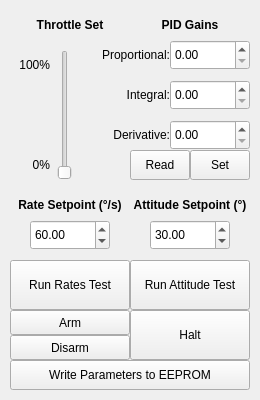
pryre/rqt_mc_tuner, file resource/MCTuner.ui: the form before one commit.
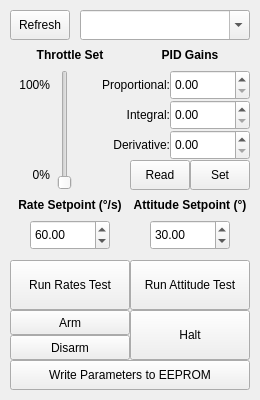
The form after the commit. Custom widgets are drawn as their Qt base class.

Patch:
```diff
--- a/resource/MCTuner.ui
+++ b/resource/MCTuner.ui
@@ -25,6 +25,37 @@
   <property name="windowTitle">
    <string>Multicopter Tuner</string>
   </property>
+  <widget class="ExtendedComboBox" name="combo_box_topic">
+   <property name="geometry">
+    <rect>
+     <x>80</x>
+     <y>10</y>
+     <width>170</width>
+     <height>30</height>
+    </rect>
+   </property>
+   <property name="sizePolicy">
+    <sizepolicy hsizetype="Expanding" vsizetype="Fixed">
+     <horstretch>1</horstretch>
+     <verstretch>0</verstretch>
+    </sizepolicy>
+   </property>
+   <property name="minimumSize">
+    <size>
+     <width>100</width>
+     <height>0</height>
+    </size>
+   </property>
+   <property name="toolTip">
+    <string>Topic name to publish on</string>
+   </property>
+   <property name="editable">
+    <bool>true</bool>
+   </property>
+   <property name="sizeAdjustPolicy">
+    <enum>QComboBox::AdjustToMinimumContentsLength</enum>
+   </property>
+  </widget>
   <widget class="QPushButton" name="button_run_test_rates">
    <property name="geometry">
     <rect>
@@ -55,7 +86,7 @@
    <property name="geometry">
     <rect>
      <x>190</x>
-     <y>150</y>
+     <y>160</y>
      <width>60</width>
      <height>30</height>
     </rect>
@@ -68,7 +99,7 @@
    <property name="geometry">
     <rect>
      <x>170</x>
-     <y>120</y>
+     <y>130</y>
      <width>80</width>
      <height>30</height>
     </rect>
@@ -78,7 +109,7 @@
    <property name="geometry">
     <rect>
      <x>170</x>
-     <y>80</y>
+     <y>100</y>
      <width>80</width>
      <height>30</height>
     </rect>
@@ -88,7 +119,7 @@
    <property name="geometry">
     <rect>
      <x>170</x>
-     <y>40</y>
+     <y>70</y>
      <width>80</width>
      <height>30</height>
     </rect>
@@ -98,7 +129,7 @@
    <property name="geometry">
     <rect>
      <x>90</x>
-     <y>40</y>
+     <y>70</y>
      <width>80</width>
      <height>30</height>
     </rect>
@@ -114,7 +145,7 @@
    <property name="geometry">
     <rect>
      <x>90</x>
-     <y>120</y>
+     <y>130</y>
      <width>80</width>
      <height>30</height>
     </rect>
@@ -130,7 +161,7 @@
    <property name="geometry">
     <rect>
      <x>90</x>
-     <y>80</y>
+     <y>100</y>
      <width>80</width>
      <height>30</height>
     </rect>
@@ -159,9 +190,9 @@
    <property name="geometry">
     <rect>
      <x>50</x>
-     <y>50</y>
+     <y>70</y>
      <width>30</width>
-     <height>130</height>
+     <height>120</height>
     </rect>
    </property>
    <property name="maximum">
@@ -178,7 +209,7 @@
    <property name="geometry">
     <rect>
      <x>10</x>
-     <y>10</y>
+     <y>40</y>
      <width>120</width>
      <height>30</height>
     </rect>
@@ -200,7 +231,7 @@
    <property name="geometry">
     <rect>
      <x>130</x>
-     <y>10</y>
+     <y>40</y>
      <width>120</width>
      <height>30</height>
     </rect>
@@ -222,7 +253,7 @@
    <property name="geometry">
     <rect>
      <x>20</x>
-     <y>50</y>
+     <y>70</y>
      <width>30</width>
      <height>30</height>
     </rect>
@@ -238,7 +269,7 @@
    <property name="geometry">
     <rect>
      <x>20</x>
-     <y>150</y>
+     <y>160</y>
      <width>30</width>
      <height>30</height>
     </rect>
@@ -343,7 +374,7 @@
    <property name="geometry">
     <rect>
      <x>130</x>
-     <y>150</y>
+     <y>160</y>
      <width>60</width>
      <height>30</height>
     </rect>
@@ -378,7 +409,27 @@
     <string>Disarm</string>
    </property>
   </widget>
+  <widget class="QPushButton" name="button_refresh_topics">
+   <property name="geometry">
+    <rect>
+     <x>10</x>
+     <y>10</y>
+     <width>60</width>
+     <height>30</height>
+    </rect>
+   </property>
+   <property name="text">
+    <string>Refresh</string>
+   </property>
+  </widget>
  </widget>
+ <customwidgets>
+  <customwidget>
+   <class>ExtendedComboBox</class>
+   <extends>QComboBox</extends>
+   <header>rqt_py_common.extended_combo_box</header>
+  </customwidget>
+ </customwidgets>
  <resources/>
  <connections/>
 </ui>
```
Left out of the diff: 2 changed lines with no effect on the pictures.
